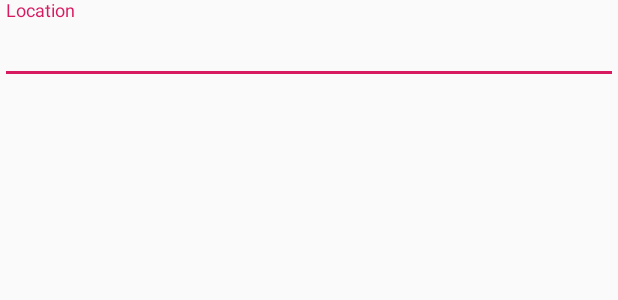
After one commit to chungthu/Food_Project1, an Android app: the layout dl_location.xml on its own in the app's theme, with its tools: preview values and no code run, on a phone screen of 412 x 824 dp. The commit adds this screen. Shown: the top 300 px of the screen. Run offline under Robolectric (Android 15) with nearby library versions, the phone set to English and light mode, and no system bars.

Commit message:
giu code

```diff
--- /dev/null
+++ b/app/src/main/res/layout/dl_location.xml
@@ -0,0 +1,17 @@
+<?xml version="1.0" encoding="utf-8"?>
+<LinearLayout
+    xmlns:android="http://schemas.android.com/apk/res/android"
+    android:layout_width="match_parent"
+    android:orientation="vertical"
+    android:layout_height="match_parent">
+
+    <android.support.design.widget.TextInputLayout
+        android:layout_width="match_parent"
+        android:layout_height="wrap_content">
+        <EditText
+            android:id="@+id/ed_location"
+            android:hint="@string/Location"
+            android:layout_width="match_parent"
+            android:layout_height="wrap_content" />
+    </android.support.design.widget.TextInputLayout>
+</LinearLayout>
--- a/app/src/main/res/layout/nav_header_home.xml
+++ b/app/src/main/res/layout/nav_header_home.xml
@@ -1,6 +1,5 @@
 <?xml version="1.0" encoding="utf-8"?>
 <LinearLayout xmlns:android="http://schemas.android.com/apk/res/android"
-    xmlns:app="http://schemas.android.com/apk/res-auto"
     android:layout_width="match_parent"
     android:layout_height="@dimen/nav_header_height"
     android:background="@color/bg"
--- a/app/src/main/res/values/strings.xml
+++ b/app/src/main/res/values/strings.xml
@@ -20,4 +20,5 @@
     <string name="Price">Price</string>
     <string name="Image">Image</string>
     <string name="price">0</string>
+    <string name="Location">Location</string>
 </resources>
```
Also changed, not shown: app/src/main/AndroidManifest.xml (+7 -6 lines), app/src/main/java/fpt/edu/com/food/dialog/LocationDialog.java (added, +49 -0 lines), app/src/main/java/fpt/edu/com/food/fragment/CartFragment.java (+29 -8 lines), app/src/main/java/fpt/edu/com/food/model/TimeOder.java (added, +50 -0 lines), app/src/main/java/fpt/edu/com/food/ui/HomeActivity.java (+13 -17 lines).
